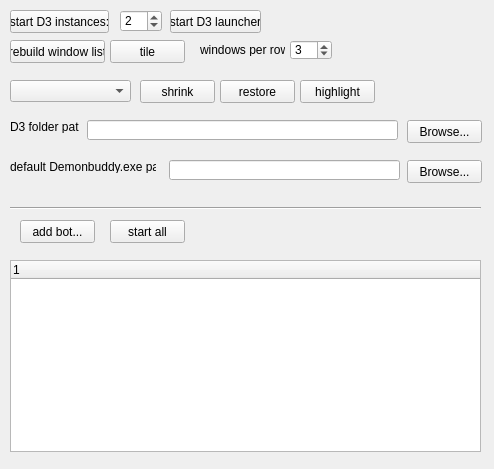
Old version of the form d3windowdbmanager.ui in the repository kambala-decapitator/d3-window-db-manager.
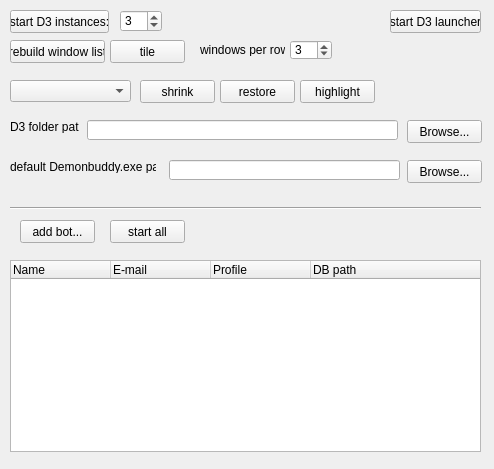
New version of the form.

The edit to the form file:
```diff
--- a/d3windowdbmanager.ui
+++ b/d3windowdbmanager.ui
@@ -169,7 +169,7 @@
     <number>1</number>
    </property>
    <property name="value">
-    <number>2</number>
+    <number>3</number>
    </property>
   </widget>
   <widget class="QPushButton" name="startD3Button">
@@ -188,7 +188,7 @@
   <widget class="QPushButton" name="startLauncherButton">
    <property name="geometry">
     <rect>
-     <x>170</x>
+     <x>390</x>
      <y>10</y>
      <width>91</width>
      <height>23</height>
@@ -246,6 +246,26 @@
      <height>192</height>
     </rect>
    </property>
+   <column>
+    <property name="text">
+     <string>Name</string>
+    </property>
+   </column>
+   <column>
+    <property name="text">
+     <string>E-mail</string>
+    </property>
+   </column>
+   <column>
+    <property name="text">
+     <string>Profile</string>
+    </property>
+   </column>
+   <column>
+    <property name="text">
+     <string>DB path</string>
+    </property>
+   </column>
   </widget>
   <widget class="QPushButton" name="addBotButton">
    <property name="geometry">
```
